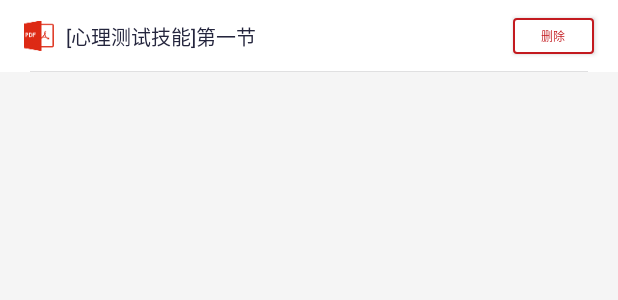
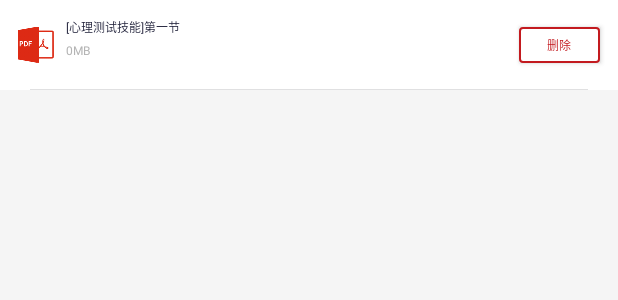
Before and after one commit to ChaozhiMobile/Chaozhi_Android, an Android app: the layout item_datalibrary_download.xml on its own in the app's theme, with its tools: preview values and no code run, on a phone screen of 412 x 824 dp. Shown: the top 300 px of the screen. Run offline under Robolectric (Android 15) with nearby library versions, the phone set to English and light mode, and no system bars.

Commit message:
我的下载资料布局完善

```diff
--- a/app/src/main/res/layout/item_datalibrary_download.xml
+++ b/app/src/main/res/layout/item_datalibrary_download.xml
@@ -4,15 +4,15 @@
     xmlns:app="http://schemas.android.com/apk/res-auto"
     xmlns:tools="http://schemas.android.com/tools"
     android:layout_width="match_parent"
-    android:layout_height="48dp"
+    android:layout_height="60dp"
     android:background="@color/colorWhite"
-    android:minHeight="48dp">
+    android:minHeight="60dp">
 
     <ImageView
         android:id="@+id/item_datalibrary_icon"
-        android:layout_width="20dp"
-        android:layout_height="20dp"
-        android:layout_marginStart="16dp"
+        android:layout_width="24dp"
+        android:layout_height="24dp"
+        android:layout_marginStart="12dp"
         android:src="@mipmap/ic_pdf"
         app:layout_constraintBottom_toBottomOf="parent"
         app:layout_constraintStart_toStartOf="parent"
@@ -23,18 +23,30 @@
         android:layout_width="wrap_content"
         android:layout_height="wrap_content"
         android:layout_marginStart="8dp"
+        android:layout_marginTop="12dp"
         android:text="[心理测试技能]第一节"
         android:textColor="@color/_24253D"
-        android:textSize="13sp"
-        app:layout_constraintBottom_toBottomOf="parent"
+        android:textSize="@dimen/sp_12"
         app:layout_constraintStart_toEndOf="@id/item_datalibrary_icon"
         app:layout_constraintTop_toTopOf="parent" />
+
+    <TextView
+        android:id="@+id/item_datalibrary_size"
+        android:layout_width="wrap_content"
+        android:layout_height="wrap_content"
+        android:layout_marginStart="8dp"
+        android:layout_marginTop="4dp"
+        android:text="0MB"
+        android:textColor="@color/_B4B4B4"
+        android:textSize="@dimen/sp_12"
+        app:layout_constraintStart_toEndOf="@id/item_datalibrary_icon"
+        app:layout_constraintTop_toBottomOf="@+id/item_datalibrary_name" />
 
     <Button
         android:id="@+id/item_datalibrary_delete"
         android:layout_width="54dp"
         android:layout_height="24dp"
-        android:layout_marginEnd="16dp"
+        android:layout_marginEnd="12dp"
         android:background="@drawable/shape_theme_border"
         android:text="删除"
         android:textColor="@color/_C31A1F"
```
